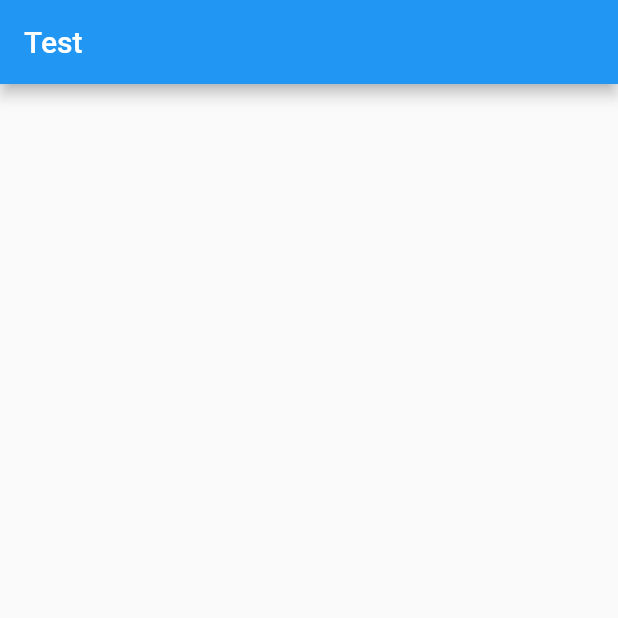
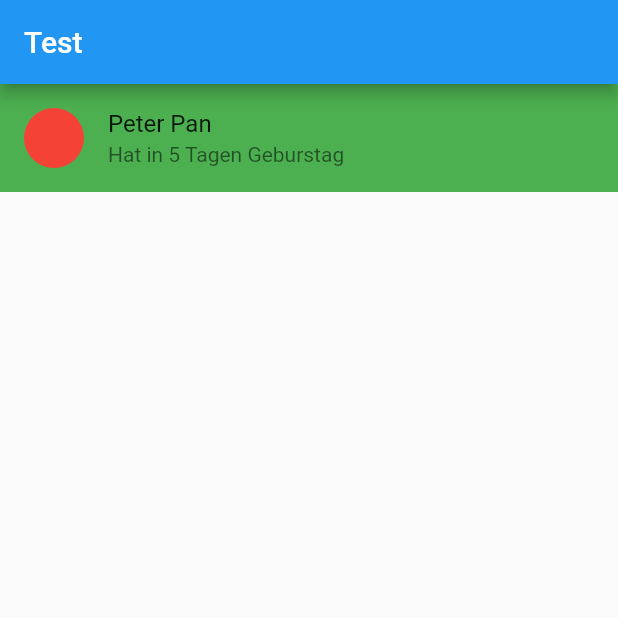
Before and after one commit to joni1612/birthdayreminder, a Flutter app: the screen it shows after launch, on a phone screen of 412 x 824 dp, the top half of it. Run offline on Flutter 3.47's test engine with Material 2 defaults, Android fonts, the phone set to English and light mode, and no system bars; drawn by our look-alikes of flutter_slidable.

Commit message:
AddedFirstTile

```diff
--- /dev/null
+++ b/lib/screens/birthday.dart
@@ -0,0 +1,47 @@
+import 'package:flutter/material.dart';
+import 'package:flutter_slidable/flutter_slidable.dart';
+
+class Birthday extends StatelessWidget {
+  const Birthday({Key? key}) : super(key: key);
+
+  @override
+  Widget build(BuildContext context) {
+    return Container(
+      width: double.infinity,
+      color: Colors.green,
+      child: Slidable(
+        endActionPane: const ActionPane(
+          motion: ScrollMotion(),
+          children: [
+            SlidableAction(
+              // An action can be bigger than the others.
+              flex: 2,
+              onPressed: null,
+              backgroundColor: Color(0xFF7BC043),
+              foregroundColor: Colors.white,
+              icon: Icons.archive,
+              label: 'Archive',
+            ),
+            SlidableAction(
+              onPressed: null,
+              backgroundColor: Color(0xFF0392CF),
+              foregroundColor: Colors.white,
+              icon: Icons.save,
+              label: 'Save',
+            ),
+          ],
+        ),
+        child: ListTile(
+          tileColor: Colors.amber,
+          focusColor: Colors.red,
+          hoverColor: Colors.blue,
+          leading: CircleAvatar(
+            backgroundColor: Colors.red,
+          ),
+          title: Text("Peter Pan"),
+          subtitle: Text("Hat in 5 Tagen Geburstag"),
+        ),
+      ),
+    );
+  }
+}
--- a/lib/screens/home.dart
+++ b/lib/screens/home.dart
@@ -1,3 +1,4 @@
+import 'package:birthday_reminder_app/screens/birthday.dart';
 import 'package:flutter/material.dart';
 
 class Home extends StatefulWidget {
@@ -11,8 +12,10 @@ class _HomeState extends State<Home> {
   @override
   Widget build(BuildContext context) {
     return Scaffold(
-        appBar: AppBar(
-      title: Text("Test"),
-    ));
+      appBar: AppBar(
+        title: Text("Test"),
+      ),
+      body: Birthday(),
+    );
   }
 }
--- a/pubspec.yaml
+++ b/pubspec.yaml
@@ -29,6 +29,7 @@ environment:
 dependencies:
   flutter:
     sdk: flutter
+  flutter_slidable:
 
 
   # The following adds the Cupertino Icons font to your application.
```
Also changed, not shown: pubspec.lock.
